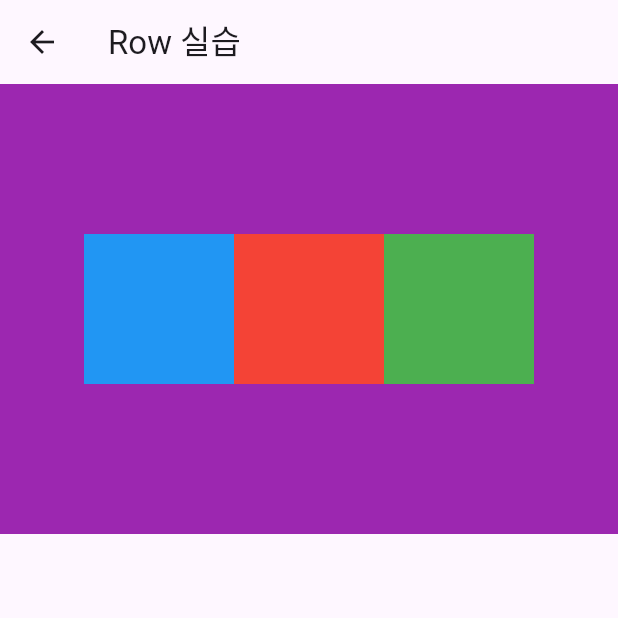
After one commit to pforu/smwu_202508, a Flutter app: the screen it shows after launch, after a tap on "Row 실습", on a phone screen of 412 x 824 dp, the top half of it. The commit adds this screen. Run offline on Flutter 3.47's test engine with Material 3 defaults, Android fonts, the phone set to English and light mode, and no system bars.

Commit message:
row_screen commit

```diff
--- a/lib/screen/button_screen.dart
+++ b/lib/screen/button_screen.dart
@@ -3,6 +3,8 @@ import 'package:smwu_202508/screen/container/container_screen.dart';
 import 'package:smwu_202508/screen/container/container_practice_screen.dart';
 import 'package:smwu_202508/screen/column/column_screen.dart';
 import 'package:smwu_202508/screen/column/column_practice_screen.dart';
+import 'package:smwu_202508/screen/row/row_practice_screen.dart';
+import 'package:smwu_202508/screen/row/row_screen.dart';
 
 class ButtonScreen extends StatelessWidget {
   const ButtonScreen({super.key});
@@ -73,6 +75,36 @@ class ButtonScreen extends StatelessWidget {
               },
               child: Text("Column 실습"),
             ),
+            SizedBox(height: 10),
+            ElevatedButton(
+              onPressed: () {
+                //눌렸을 때 중괄호 진입
+                Navigator.push(
+                  context,
+                  MaterialPageRoute(
+                    builder: (context) {
+                      return RowScreen();
+                    },
+                  ),
+                );
+              },
+              child: Text("Row"),
+            ),
+            SizedBox(height: 10),
+            ElevatedButton(
+              onPressed: () {
+                //눌렸을 때 중괄호 진입
+                Navigator.push(
+                  context,
+                  MaterialPageRoute(
+                    builder: (context) {
+                      return RowPracticeScreen();
+                    },
+                  ),
+                );
+              },
+              child: Text("Row 실습"),
+            ),
           ],
         ),
       ),
--- /dev/null
+++ b/lib/screen/row/row_practice_screen.dart
@@ -0,0 +1,26 @@
+import 'package:flutter/material.dart';
+
+class RowPracticeScreen extends StatelessWidget {
+  const RowPracticeScreen({super.key});
+
+  @override
+  Widget build(BuildContext context) {
+    return Scaffold(
+      appBar: AppBar(title: Text('Row 실습')),
+      body: Container(
+        height: 300,
+        color: Colors.purple,
+        child: Row(
+          mainAxisAlignment: MainAxisAlignment.center,
+          crossAxisAlignment: CrossAxisAlignment.center,
+          mainAxisSize: MainAxisSize.max,
+          children: [
+            Container(width: 100, height: 100, color: Colors.blue),
+            Container(width: 100, height: 100, color: Colors.red),
+            Container(width: 100, height: 100, color: Colors.green),
+          ],
+        ),
+      ),
+    );
+  }
+}
```
Also changed, not shown: lib/screen/row/row_screen.dart (added, +25 -0 lines).
